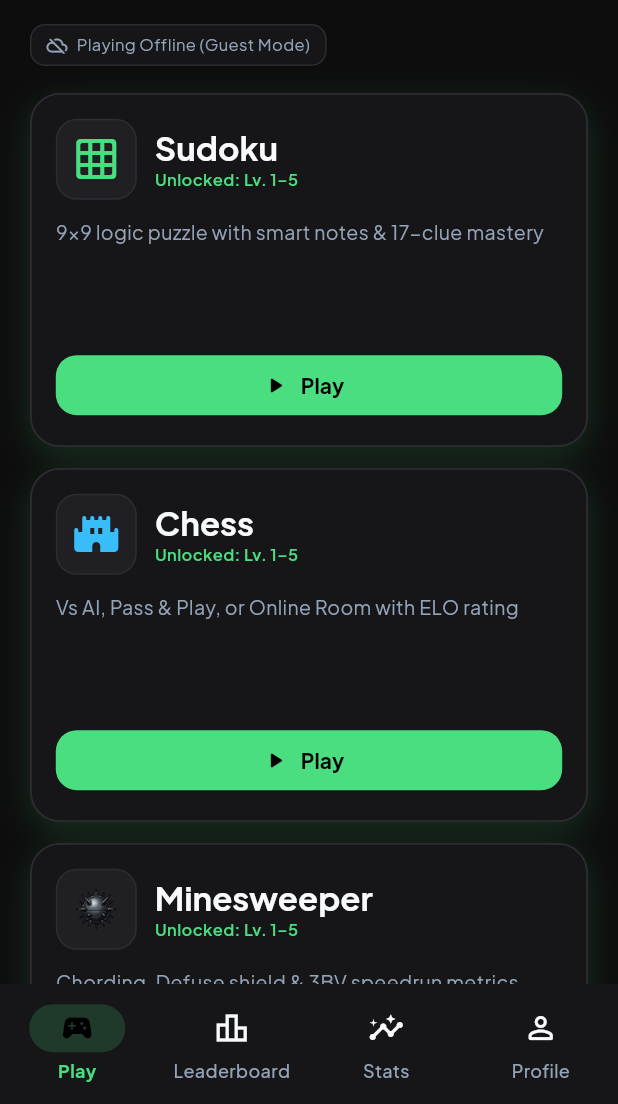
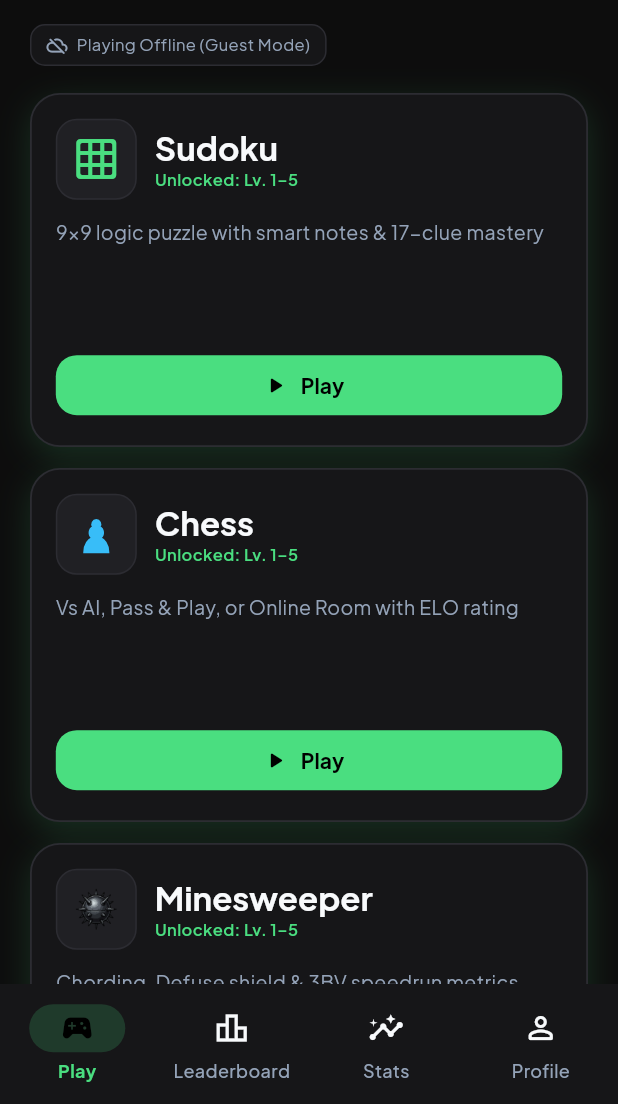
Before and after one commit to Zenalghi/zetzy, a Flutter app: the screen it shows after launch, on a phone screen of 412 x 824 dp, the part 132-1236 px from its top. Run offline on Flutter 3.47's test engine with Material 3 defaults, Android fonts, the phone set to English and light mode, and no system bars; our stand-ins replace audioplayers, confetti, connectivity_plus, cupertino_ui, drift, flutter_riverpod and 7 more; missing offline and left inert: bishop; accounts and stored records are empty; generated files the repository leaves out were written again; statements that could not run were skipped.

Commit message:
feat: add GameTypeIcon widget for themed game icons and update localization for account configuration

```diff
--- a/lib/core/constants/app_constants.dart
+++ b/lib/core/constants/app_constants.dart
@@ -116,6 +116,8 @@ abstract final class AssetPaths {
   static const String snakeWall = 'assets/images/snake/wall_brick.png';
 
   // Platform SVG icons
+  static const String chessPawn = 'assets/icons/chess/cburnett/bP.svg';
+
   static String platformIcon(String platform) => switch (platform) {
     'android' => 'assets/icons/platforms/ic_platform_android.svg',
     'web' => 'assets/icons/platforms/ic_platform_web.svg',
--- /dev/null
+++ b/lib/core/widgets/game_type_icon.dart
@@ -0,0 +1,35 @@
+import 'package:flutter_svg/flutter_svg.dart';
+import 'package:material_ui/material_ui.dart';
+import 'package:zetzy/core/constants/app_constants.dart';
+import 'package:zetzy/core/theme/zetzy_theme.dart';
+
+/// Renders the game icon for [game], using the themed SVG pawn (`bP`) for Chess.
+class GameTypeIcon extends StatelessWidget {
+  const GameTypeIcon({
+    super.key,
+    required this.game,
+    this.size = 24,
+    this.color,
+  });
+
+  final GameType game;
+  final double size;
+  final Color? color;
+
+  @override
+  Widget build(BuildContext context) {
+    final resolvedColor =
+        color ?? IconTheme.of(context).color ?? context.palette.textPrimary;
+
+    if (game == GameType.chess) {
+      return SvgPicture.asset(
+        AssetPaths.chessPawn,
+        width: size,
+        height: size,
+        colorFilter: ColorFilter.mode(resolvedColor, BlendMode.srcIn),
+      );
+    }
+
+    return Icon(game.icon, size: size, color: resolvedColor);
+  }
+}
--- a/lib/features/home/home_screen.dart
+++ b/lib/features/home/home_screen.dart
@@ -5,6 +5,7 @@ import 'package:zetzy/core/routing/app_router.dart';
 import 'package:zetzy/core/theme/zetzy_theme.dart';
 import 'package:zetzy/core/utils/time_formatter.dart';
 import 'package:zetzy/core/widgets/difficulty_selector_sheet.dart';
+import 'package:zetzy/core/widgets/game_type_icon.dart';
 import 'package:zetzy/core/widgets/tactile_card.dart';
 import 'package:zetzy/core/widgets/user_avatar.dart';
 import 'package:zetzy/data/models/auto_save_slot.dart';
@@ -270,7 +271,11 @@ class _GameBentoCard extends StatelessWidget {
 
   Widget _gamePreviewIcon(ZetzyPalette p) => switch (game) {
     GameType.sudoku => Icon(Icons.grid_on_rounded, size: 32, color: p.accent),
-    GameType.chess => Icon(Icons.castle_rounded, size: 32, color: p.accentSecondary),
+    GameType.chess => GameTypeIcon(
+      game: GameType.chess,
+      size: 32,
+      color: p.accentSecondary,
+    ),
     GameType.minesweeper => Image.asset(
       AssetPaths.mineNormal,
       width: 32,
--- a/lib/features/leaderboard/leaderboard_screen.dart
+++ b/lib/features/leaderboard/leaderboard_screen.dart
@@ -3,6 +3,7 @@ import 'package:flutter_riverpod/flutter_riverpod.dart';
 import 'package:zetzy/core/constants/app_constants.dart';
 import 'package:zetzy/core/theme/zetzy_theme.dart';
 import 'package:zetzy/core/utils/time_formatter.dart';
+import 'package:zetzy/core/widgets/game_type_icon.dart';
 import 'package:zetzy/core/widgets/platform_badge.dart';
 import 'package:zetzy/core/widgets/tactile_card.dart';
 import 'package:zetzy/core/widgets/user_avatar.dart';
@@ -62,7 +63,7 @@ class _LeaderboardScreenState extends ConsumerState<LeaderboardScreen> {
                     ButtonSegment(
                       value: 2,
                       label: Text(l10n.leaderboardChessElo),
-                      icon: const Icon(Icons.castle_rounded, size: 18),
+                      icon: const GameTypeIcon(game: GameType.chess, size: 18),
                     ),
                   ],
                 ),
@@ -78,7 +79,7 @@ class _LeaderboardScreenState extends ConsumerState<LeaderboardScreen> {
                             child: ChoiceChip(
                               selected: _game == g,
                               onSelected: (_) => setState(() => _game = g),
-                              avatar: Icon(g.icon, size: 16),
+                              avatar: GameTypeIcon(game: g, size: 16),
                               label: Text(g.localizedTitle(l10n)),
                             ),
                           ),
--- a/lib/l10n/app_en.arb
+++ b/lib/l10n/app_en.arb
@@ -202,6 +202,7 @@
   "profileRecoveryDesc": "Allows password reset without email via hashed recovery phrase.",
   "profileChangeUsername": "Change Username",
   "profileChangePassword": "Change Password",
+  "profileConfigureAccount": "Configure Account",
   "profileUploadAvatar": "Upload Avatar",
   "profileAvatarUpdated": "Profile photo updated!",
   "profileAvatarSignInRequired": "Sign in or create an account to upload a profile photo.",
--- a/lib/l10n/app_id.arb
+++ b/lib/l10n/app_id.arb
@@ -182,6 +182,7 @@
   "profileRecoveryDesc": "Memungkinkan reset password tanpa email lewat frasa rahasia ter-hash.",
   "profileChangeUsername": "Ganti Username",
   "profileChangePassword": "Ganti Password",
+  "profileConfigureAccount": "Atur Akun",
   "profileUploadAvatar": "Unggah Foto Profil",
   "profileAvatarUpdated": "Foto profil berhasil diperbarui!",
   "profileAvatarSignInRequired": "Masuk atau daftar akun untuk mengunggah foto profil.",
--- a/lib/l10n/app_localizations.dart
+++ b/lib/l10n/app_localizations.dart
@@ -957,6 +957,12 @@ abstract class AppLocalizations {
   /// **'Change Password'**
   String get profileChangePassword;
 
+  /// No description provided for @profileConfigureAccount.
+  ///
+  /// In en, this message translates to:
+  /// **'Configure Account'**
+  String get profileConfigureAccount;
+
   /// No description provided for @profileUploadAvatar.
   ///
   /// In en, this message translates to:
--- a/lib/l10n/app_localizations_en.dart
+++ b/lib/l10n/app_localizations_en.dart
@@ -469,6 +469,9 @@ class AppLocalizationsEn extends AppLocalizations {
   String get profileChangePassword => 'Change Password';
 
   @override
+  String get profileConfigureAccount => 'Configure Account';
+
+  @override
   String get profileUploadAvatar => 'Upload Avatar';
 
   @override
--- a/lib/l10n/app_localizations_id.dart
+++ b/lib/l10n/app_localizations_id.dart
@@ -467,6 +467,9 @@ class AppLocalizationsId extends AppLocalizations {
   String get profileChangePassword => 'Ganti Password';
 
   @override
+  String get profileConfigureAccount => 'Atur Akun';
+
+  @override
   String get profileUploadAvatar => 'Unggah Foto Profil';
 
   @override
```
Also changed, not shown: lib/features/profile/profile_screen.dart (+84 -17 lines), 1 other file.
